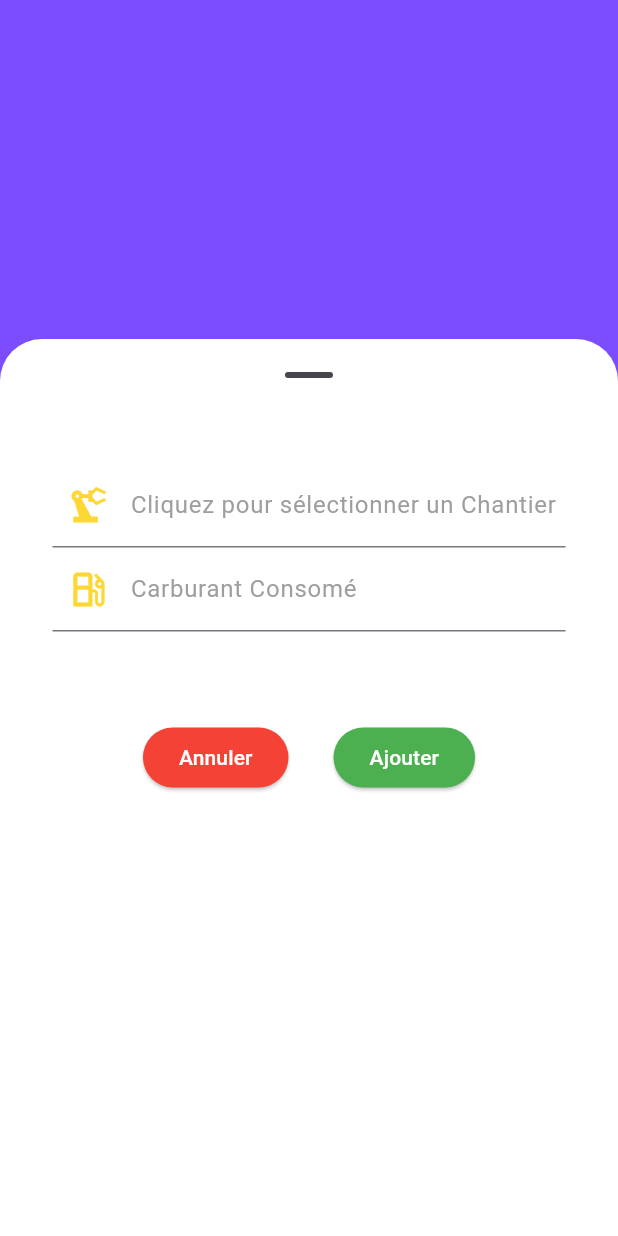
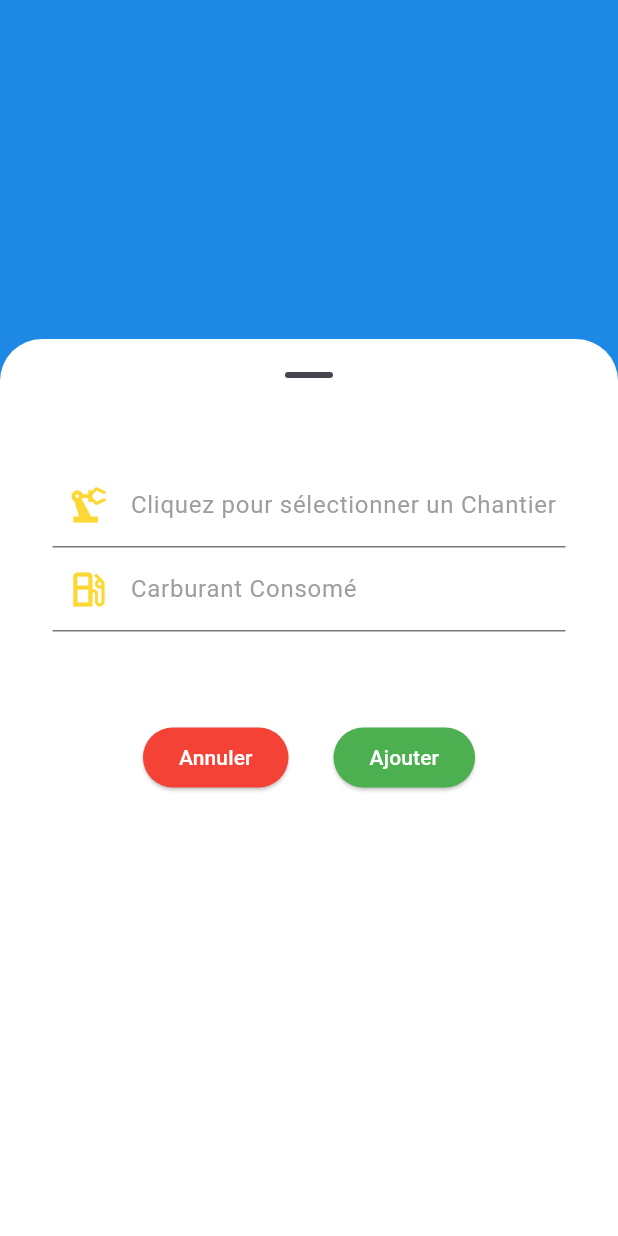
Before and after one commit to FranckObite/porteo_app, a Flutter app: the screen it shows after launch, after a tap on the "add" icon, on a phone screen of 412 x 824 dp. Run offline on Flutter 3.47's test engine with Material 2 defaults, Android fonts, the phone set to English and light mode, and no system bars; our stand-ins replace flutter_slidable, google_fonts, sqflite; accounts and stored records are empty.

Commit message:
app ameliorer 2

```diff
--- a/lib/models/monTextField.dart
+++ b/lib/models/monTextField.dart
@@ -7,11 +7,12 @@ class MonTexfield extends StatelessWidget {
     required this.label,
     required this.icon,
     required this.controller,
-    required this.readOnly, this.onTap,
+    required this.readOnly, this.onTap, required this.textInputType,
   }) : super(key: key);
 
   final String label;
   final IconData icon;
+  final TextInputType? textInputType;
 
   final TextEditingController controller;
   final bool readOnly;
@@ -20,6 +21,7 @@ class MonTexfield extends StatelessWidget {
   @override
   Widget build(BuildContext context) {
     return TextField(
+      keyboardType: textInputType,
       onTap: onTap,
       readOnly: readOnly,
       controller: controller,
--- a/lib/views/pricipale_page.dart
+++ b/lib/views/pricipale_page.dart
@@ -221,7 +221,7 @@ class _PrincipalPageState extends State<PrincipalPage>  {
      showModalBottomSheet (
           showDragHandle: true,
           backgroundColor: Colors.white,
-          barrierColor: Colors.deepPurpleAccent,
+          barrierColor: Colors.blue[600],
           isScrollControlled: true,
           isDismissible: false,
           context: context, builder: (_)=>
@@ -271,8 +271,10 @@ class _PrincipalPageState extends State<PrincipalPage>  {
           setState(() {
           nomChantier.text = newValue;
           });
-                  },),
-                    MonTexfield(controller: quantiteCarburant, label: "Carburant Consomé", icon: Icons.local_gas_station_outlined, readOnly: false,),
+                  },
+                  textInputType: null),
+
+                    MonTexfield(controller: quantiteCarburant, label: "Carburant Consomé", icon: Icons.local_gas_station_outlined, readOnly: false, textInputType: TextInputType.number,),
 
 
                     const SizedBox(height:  60,),
@@ -294,7 +296,7 @@ class _PrincipalPageState extends State<PrincipalPage>  {
                       monButton(text: (id == null )? 'Ajouter' : 'Modifier',
                       onPressed: () async {
 
-                        if(nomChantier.text.isEmpty || quantiteCarburant.text.isEmpty){
+                        if(nomChantier.text.isEmpty || quantiteCarburant.text.isEmpty || quantiteCarburant.text.contains(" ")){
                           await showDialog(
                             context: context,
                             builder: (BuildContext context) {
@@ -315,7 +317,7 @@ class _PrincipalPageState extends State<PrincipalPage>  {
                         else{
 
                           if (id == null) {
-                        await _addItem(nomChantier: nomChantier.text, quantiteCarburant: quantiteCarburant.text,);
+                        await _addItem(nomChantier: nomChantier.text, quantiteCarburant: quantiteCarburant.text.replaceAll(" ", ""),);
                       } if  (id != null) {
                         await _updateItem(id);
                       }
```
Also changed, not shown: lib/models/card_conso.dart (+14 -5 lines), 60 other files.
